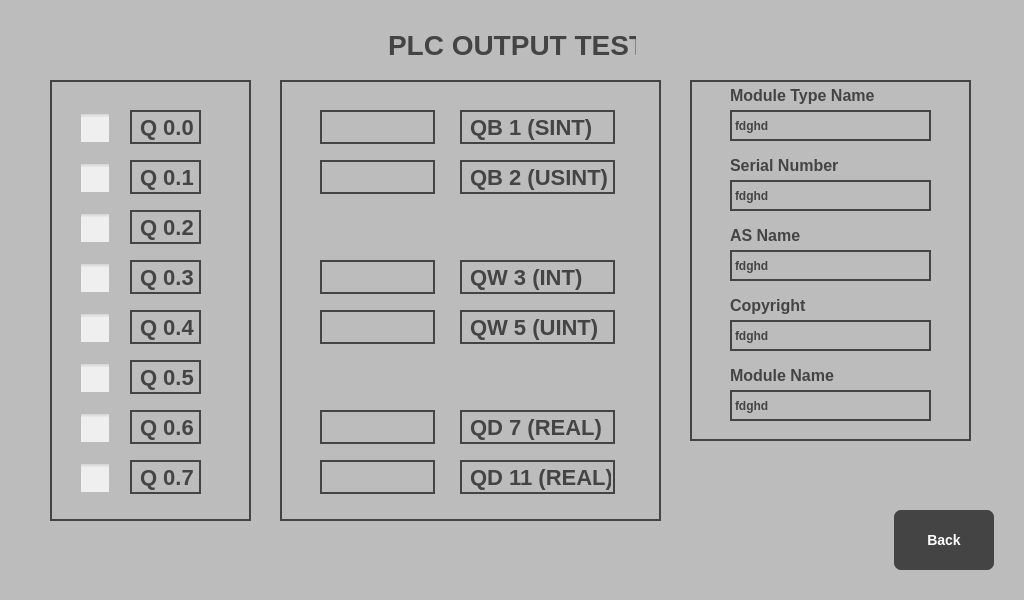
The window that Forms/outputwindow.ui (vieczorkamil/HMI-panel-PLC-S7-based-on-Raspberry-Pi-Engineering-Thesis) describes before a commit, drawn with Qt 5.
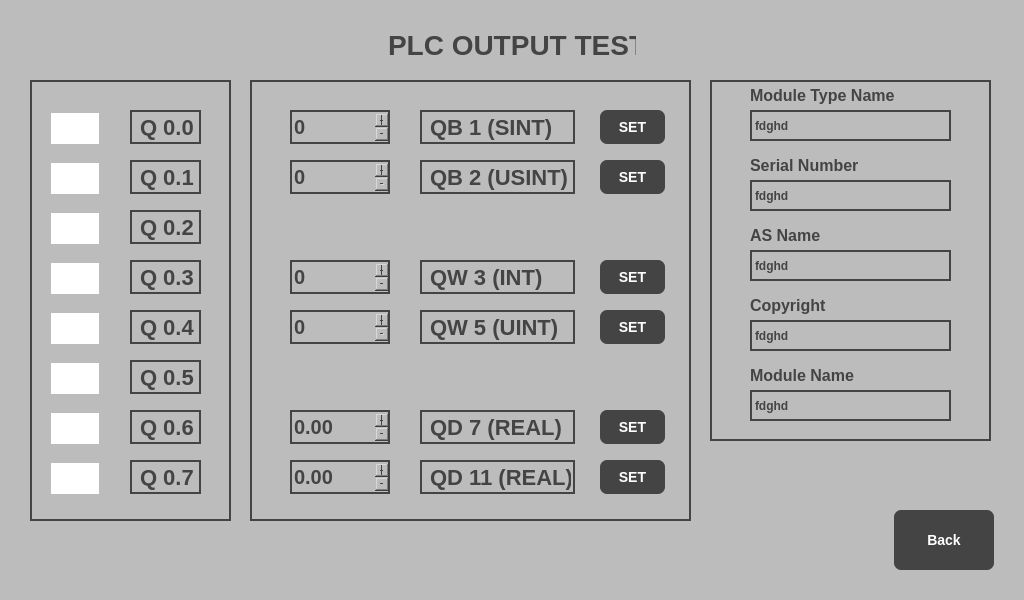
The same window after the commit. Icons and pictures are not drawn.

```diff
--- a/Forms/outputwindow.ui
+++ b/Forms/outputwindow.ui
@@ -60,12 +60,14 @@
 	background:rgb(134, 134, 134) ;	
 	color: rgb(68, 68, 68);
 }
+
 QCheckBox{
-	outline: 0px;
+	outline : 0px;
 }
+
 QCheckBox::indicator{
-	width: 30px;
-	height: 30px;
+	width: 50px;
+	height: 50px;
 }
 QCheckBox::indicator:checked{
 	image:url(&quot;:/Led/ledON.png&quot;);
@@ -74,6 +76,7 @@
 	image:url(&quot;:/Led/ledOFF.png&quot;);
 }
 
+
 QSpinBox{
 	background: rgb(188,188,188);
 	font: bold 20px;
@@ -135,13 +138,13 @@
   </widget>
   <widget class="QCheckBox" name="switchOutput0_0">
    <property name="enabled">
-    <bool>false</bool>
+    <bool>true</bool>
    </property>
    <property name="geometry">
     <rect>
-     <x>80</x>
+     <x>50</x>
      <y>113</y>
-     <width>36</width>
+     <width>51</width>
      <height>31</height>
     </rect>
    </property>
@@ -151,13 +154,13 @@
   </widget>
   <widget class="QCheckBox" name="switchOutput0_1">
    <property name="enabled">
-    <bool>false</bool>
+    <bool>true</bool>
    </property>
    <property name="geometry">
     <rect>
-     <x>80</x>
+     <x>50</x>
      <y>163</y>
-     <width>36</width>
+     <width>61</width>
      <height>31</height>
     </rect>
    </property>
@@ -167,13 +170,13 @@
   </widget>
   <widget class="QCheckBox" name="switchOutput0_2">
    <property name="enabled">
-    <bool>false</bool>
+    <bool>true</bool>
    </property>
    <property name="geometry">
     <rect>
-     <x>80</x>
+     <x>50</x>
      <y>213</y>
-     <width>36</width>
+     <width>61</width>
      <height>31</height>
     </rect>
    </property>
@@ -183,13 +186,13 @@
   </widget>
   <widget class="QCheckBox" name="switchOutput0_3">
    <property name="enabled">
-    <bool>false</bool>
+    <bool>true</bool>
    </property>
    <property name="geometry">
     <rect>
-     <x>80</x>
+     <x>50</x>
      <y>263</y>
-     <width>36</width>
+     <width>51</width>
      <height>31</height>
     </rect>
    </property>
@@ -199,13 +202,13 @@
   </widget>
   <widget class="QCheckBox" name="switchOutput0_4">
    <property name="enabled">
-    <bool>false</bool>
+    <bool>true</bool>
    </property>
    <property name="geometry">
     <rect>
-     <x>80</x>
+     <x>50</x>
      <y>313</y>
-     <width>36</width>
+     <width>61</width>
      <height>31</height>
     </rect>
    </property>
@@ -215,13 +218,13 @@
   </widget>
   <widget class="QCheckBox" name="switchOutput0_5">
    <property name="enabled">
-    <bool>false</bool>
+    <bool>true</bool>
    </property>
    <property name="geometry">
     <rect>
-     <x>80</x>
+     <x>50</x>
      <y>363</y>
-     <width>36</width>
+     <width>51</width>
      <height>31</height>
     </rect>
    </property>
@@ -231,13 +234,13 @@
   </widget>
   <widget class="QCheckBox" name="switchOutput0_6">
    <property name="enabled">
-    <bool>false</bool>
+    <bool>true</bool>
    </property>
    <property name="geometry">
     <rect>
-     <x>80</x>
+     <x>50</x>
      <y>413</y>
-     <width>36</width>
+     <width>61</width>
      <height>31</height>
     </rect>
    </property>
@@ -247,13 +250,13 @@
   </widget>
   <widget class="QCheckBox" name="switchOutput0_7">
    <property name="enabled">
-    <bool>false</bool>
+    <bool>true</bool>
    </property>
    <property name="geometry">
     <rect>
-     <x>80</x>
+     <x>50</x>
      <y>463</y>
-     <width>36</width>
+     <width>51</width>
      <height>31</height>
     </rect>
    </property>
@@ -368,7 +371,7 @@
   <widget class="QLabel" name="OutputD7Label">
    <property name="geometry">
     <rect>
-     <x>460</x>
+     <x>420</x>
      <y>410</y>
      <width>155</width>
      <height>34</height>
@@ -381,7 +384,7 @@
   <widget class="QLabel" name="OutputW3Label">
    <property name="geometry">
     <rect>
-     <x>460</x>
+     <x>420</x>
      <y>260</y>
      <width>155</width>
      <height>34</height>
@@ -394,7 +397,7 @@
   <widget class="QLabel" name="OutputB2Label">
    <property name="geometry">
     <rect>
-     <x>460</x>
+     <x>420</x>
      <y>160</y>
      <width>155</width>
      <height>34</height>
@@ -407,7 +410,7 @@
   <widget class="QLabel" name="OutputW5Label">
    <property name="geometry">
     <rect>
-     <x>460</x>
+     <x>420</x>
      <y>310</y>
      <width>155</width>
      <height>34</height>
@@ -420,7 +423,7 @@
   <widget class="QLabel" name="OutputB1Label">
    <property name="geometry">
     <rect>
-     <x>460</x>
+     <x>420</x>
      <y>110</y>
      <width>155</width>
      <height>34</height>
@@ -433,7 +436,7 @@
   <widget class="QLabel" name="OutputD11Label">
    <property name="geometry">
     <rect>
-     <x>460</x>
+     <x>420</x>
      <y>460</y>
      <width>155</width>
      <height>34</height>
@@ -443,88 +446,10 @@
     <string>QD 11 (REAL)</string>
    </property>
   </widget>
-  <widget class="QLabel" name="outputB1">
-   <property name="geometry">
-    <rect>
-     <x>320</x>
-     <y>110</y>
-     <width>115</width>
-     <height>34</height>
-    </rect>
-   </property>
-   <property name="text">
-    <string/>
-   </property>
-  </widget>
-  <widget class="QLabel" name="outputB2">
-   <property name="geometry">
-    <rect>
-     <x>320</x>
-     <y>160</y>
-     <width>115</width>
-     <height>34</height>
-    </rect>
-   </property>
-   <property name="text">
-    <string/>
-   </property>
-  </widget>
-  <widget class="QLabel" name="outputW3">
-   <property name="geometry">
-    <rect>
-     <x>320</x>
-     <y>260</y>
-     <width>115</width>
-     <height>34</height>
-    </rect>
-   </property>
-   <property name="text">
-    <string/>
-   </property>
-  </widget>
-  <widget class="QLabel" name="outputW5">
-   <property name="geometry">
-    <rect>
-     <x>320</x>
-     <y>310</y>
-     <width>115</width>
-     <height>34</height>
-    </rect>
-   </property>
-   <property name="text">
-    <string/>
-   </property>
-  </widget>
-  <widget class="QLabel" name="outputD7">
-   <property name="geometry">
-    <rect>
-     <x>320</x>
-     <y>410</y>
-     <width>115</width>
-     <height>34</height>
-    </rect>
-   </property>
-   <property name="text">
-    <string/>
-   </property>
-  </widget>
-  <widget class="QLabel" name="outputD11">
-   <property name="geometry">
-    <rect>
-     <x>320</x>
-     <y>460</y>
-     <width>115</width>
-     <height>34</height>
-    </rect>
-   </property>
-   <property name="text">
-    <string/>
-   </property>
-  </widget>
   <widget class="QLabel" name="ModuleTypeName">
    <property name="geometry">
     <rect>
-     <x>730</x>
+     <x>750</x>
      <y>110</y>
      <width>201</width>
      <height>31</height>
@@ -545,7 +470,7 @@
   <widget class="QLabel" name="SerialNumber">
    <property name="geometry">
     <rect>
-     <x>730</x>
+     <x>750</x>
      <y>180</y>
      <width>201</width>
      <height>31</height>
@@ -566,7 +491,7 @@
   <widget class="QLabel" name="ASName">
    <property name="geometry">
     <rect>
-     <x>730</x>
+     <x>750</x>
      <y>250</y>
      <width>201</width>
      <height>31</height>
@@ -587,7 +512,7 @@
   <widget class="QLabel" name="Copyright">
    <property name="geometry">
     <rect>
-     <x>730</x>
+     <x>750</x>
      <y>320</y>
      <width>201</width>
      <height>31</height>
@@ -608,7 +533,7 @@
   <widget class="QLabel" name="ModuleName">
    <property name="geometry">
     <rect>
-     <x>730</x>
+     <x>750</x>
      <y>390</y>
      <width>201</width>
      <height>31</height>
@@ -629,7 +554,7 @@
   <widget class="QLabel" name="ModuleTypeNameLabel">
    <property name="geometry">
     <rect>
-     <x>730</x>
+     <x>750</x>
      <y>80</y>
      <width>201</width>
      <height>31</height>
@@ -650,7 +575,7 @@
   <widget class="QLabel" name="SerialNumberLabel">
    <property name="geometry">
     <rect>
-     <x>730</x>
+     <x>750</x>
      <y>150</y>
      <width>201</width>
      <height>31</height>
@@ -671,7 +596,7 @@
   <widget class="QLabel" name="ASNameLabel">
    <property name="geometry">
     <rect>
-     <x>730</x>
+     <x>750</x>
      <y>220</y>
      <width>201</width>
      <height>31</height>
@@ -692,7 +617,7 @@
   <widget class="QLabel" name="CopyrightLabel">
    <property name="geometry">
     <rect>
-     <x>730</x>
+     <x>750</x>
      <y>290</y>
      <width>201</width>
      <height>31</height>
@@ -713,7 +638,7 @@
   <widget class="QLabel" name="ModuleNameLabel">
    <property name="geometry">
     <rect>
-     <x>730</x>
+     <x>750</x>
      <y>360</y>
      <width>201</width>
      <height>31</height>
@@ -734,7 +659,7 @@
   <widget class="QLabel" name="Border1">
    <property name="geometry">
     <rect>
-     <x>50</x>
+     <x>30</x>
      <y>80</y>
      <width>201</width>
      <height>441</height>
@@ -747,9 +672,9 @@
   <widget class="QLabel" name="Border2">
    <property name="geometry">
     <rect>
-     <x>280</x>
+     <x>250</x>
      <y>80</y>
-     <width>381</width>
+     <width>441</width>
      <height>441</height>
     </rect>
    </property>
@@ -760,7 +685,7 @@
   <widget class="QLabel" name="Border3">
    <property name="geometry">
     <rect>
-     <x>690</x>
+     <x>710</x>
      <y>80</y>
      <width>281</width>
      <height>361</height>
@@ -770,6 +695,228 @@
     <string/>
    </property>
   </widget>
+  <widget class="QSpinBox" name="outputW3">
+   <property name="geometry">
+    <rect>
+     <x>290</x>
+     <y>260</y>
+     <width>100</width>
+     <height>34</height>
+    </rect>
+   </property>
+   <property name="wrapping">
+    <bool>false</bool>
+   </property>
+   <property name="frame">
+    <bool>true</bool>
+   </property>
+   <property name="buttonSymbols">
+    <enum>QAbstractSpinBox::PlusMinus</enum>
+   </property>
+   <property name="minimum">
+    <number>-32768</number>
+   </property>
+   <property name="maximum">
+    <number>32768</number>
+   </property>
+  </widget>
+  <widget class="QDoubleSpinBox" name="outputD11">
+   <property name="geometry">
+    <rect>
+     <x>290</x>
+     <y>460</y>
+     <width>100</width>
+     <height>34</height>
+    </rect>
+   </property>
+   <property name="buttonSymbols">
+    <enum>QAbstractSpinBox::PlusMinus</enum>
+   </property>
+   <property name="minimum">
+    <double>-100000.000000000000000</double>
+   </property>
+   <property name="maximum">
+    <double>100000.000000000000000</double>
+   </property>
+   <property name="singleStep">
+    <double>0.100000000000000</double>
+   </property>
+  </widget>
+  <widget class="QSpinBox" name="outputW5">
+   <property name="geometry">
+    <rect>
+     <x>290</x>
+     <y>310</y>
+     <width>100</width>
+     <height>34</height>
+    </rect>
+   </property>
+   <property name="wrapping">
+    <bool>false</bool>
+   </property>
+   <property name="frame">
+    <bool>true</bool>
+   </property>
+   <property name="buttonSymbols">
+    <enum>QAbstractSpinBox::PlusMinus</enum>
+   </property>
+   <property name="minimum">
+    <number>0</number>
+   </property>
+   <property name="maximum">
+    <number>65535</number>
+   </property>
+  </widget>
+  <widget class="QSpinBox" name="outputB1">
+   <property name="geometry">
+    <rect>
+     <x>290</x>
+     <y>110</y>
+     <width>100</width>
+     <height>34</height>
+    </rect>
+   </property>
+   <property name="wrapping">
+    <bool>false</bool>
+   </property>
+   <property name="frame">
+    <bool>true</bool>
+   </property>
+   <property name="buttonSymbols">
+    <enum>QAbstractSpinBox::PlusMinus</enum>
+   </property>
+   <property name="minimum">
+    <number>-128</number>
+   </property>
+   <property name="maximum">
+    <number>127</number>
+   </property>
+  </widget>
+  <widget class="QSpinBox" name="outputB2">
+   <property name="geometry">
+    <rect>
+     <x>290</x>
+     <y>160</y>
+     <width>100</width>
+     <height>34</height>
+    </rect>
+   </property>
+   <property name="wrapping">
+    <bool>false</bool>
+   </property>
+   <property name="frame">
+    <bool>true</bool>
+   </property>
+   <property name="buttonSymbols">
+    <enum>QAbstractSpinBox::PlusMinus</enum>
+   </property>
+   <property name="minimum">
+    <number>0</number>
+   </property>
+   <property name="maximum">
+    <number>255</number>
+   </property>
+  </widget>
+  <widget class="QDoubleSpinBox" name="outputD7">
+   <property name="geometry">
+    <rect>
+     <x>290</x>
+     <y>410</y>
+     <width>100</width>
+     <height>34</height>
+    </rect>
+   </property>
+   <property name="buttonSymbols">
+    <enum>QAbstractSpinBox::PlusMinus</enum>
+   </property>
+   <property name="minimum">
+    <double>-100000.000000000000000</double>
+   </property>
+   <property name="maximum">
+    <double>100000.000000000000000</double>
+   </property>
+   <property name="singleStep">
+    <double>0.100000000000000</double>
+   </property>
+  </widget>
+  <widget class="QPushButton" name="outputD11Button">
+   <property name="geometry">
+    <rect>
+     <x>600</x>
+     <y>460</y>
+     <width>65</width>
+     <height>34</height>
+    </rect>
+   </property>
+   <property name="text">
+    <string>SET</string>
+   </property>
+  </widget>
+  <widget class="QPushButton" name="outputB2Button">
+   <property name="geometry">
+    <rect>
+     <x>600</x>
+     <y>160</y>
+     <width>65</width>
+     <height>34</height>
+    </rect>
+   </property>
+   <property name="text">
+    <string>SET</string>
+   </property>
+  </widget>
+  <widget class="QPushButton" name="outputW3Button">
+   <property name="geometry">
+    <rect>
+     <x>600</x>
+     <y>260</y>
+     <width>65</width>
+     <height>34</height>
+    </rect>
+   </property>
+   <property name="text">
+    <string>SET</string>
+   </property>
+  </widget>
+  <widget class="QPushButton" name="outputB1Button">
+   <property name="geometry">
+    <rect>
+     <x>600</x>
+     <y>110</y>
+     <width>65</width>
+     <height>34</height>
+    </rect>
+   </property>
+   <property name="text">
+    <string>SET</string>
+   </property>
+  </widget>
+  <widget class="QPushButton" name="outputD7Button">
+   <property name="geometry">
+    <rect>
+     <x>600</x>
+     <y>410</y>
+     <width>65</width>
+     <height>34</height>
+    </rect>
+   </property>
+   <property name="text">
+    <string>SET</string>
+   </property>
+  </widget>
+  <widget class="QPushButton" name="outputW5Button">
+   <property name="geometry">
+    <rect>
+     <x>600</x>
+     <y>310</y>
+     <width>65</width>
+     <height>34</height>
+    </rect>
+   </property>
+   <property name="text">
+    <string>SET</string>
+   </property>
+  </widget>
   <zorder>Border3</zorder>
   <zorder>Border1</zorder>
   <zorder>Border2</zorder>
```
Left out of the diff: 22 changed lines with no effect on the pictures.
